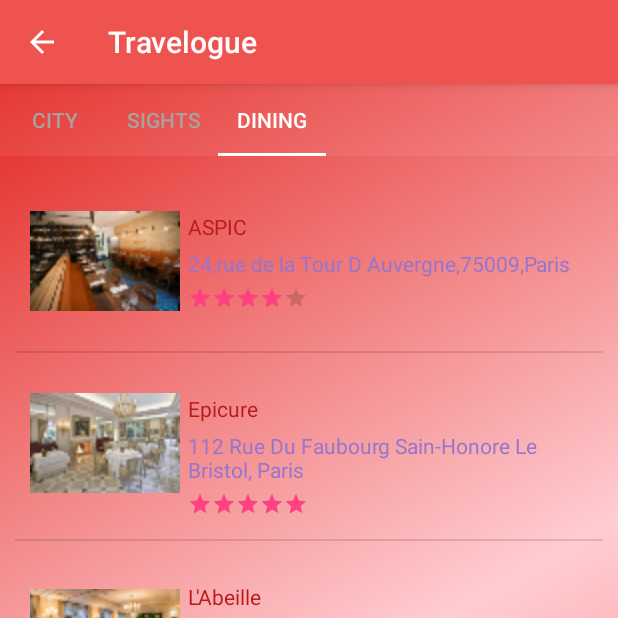
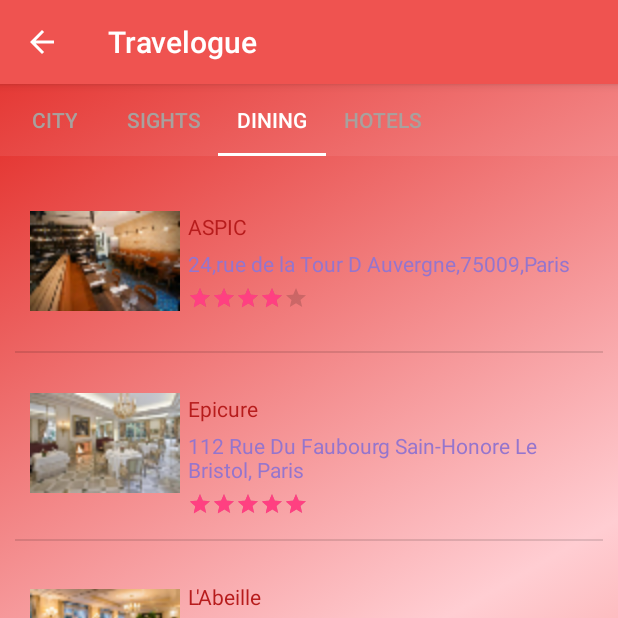
Before and after one commit to hennasingh/myTourGuide, an Android app: the CityActivity screen opened directly, with no data from a screen before it, tab 3 chosen, on a phone screen of 412 x 824 dp, the top half of it. Run offline under Robolectric (Android 15) with nearby library versions, the phone set to English and light mode, and no system bars; 3 statements that could not run were skipped.

Commit message:
added hotelfragment and changes to main layout

```diff
--- a/app/src/main/java/artist/web/mytourguide/adapters/FragmentAdapter.java
+++ b/app/src/main/java/artist/web/mytourguide/adapters/FragmentAdapter.java
@@ -7,6 +7,7 @@ import android.support.v4.app.FragmentPagerAdapter;
 
 import artist.web.mytourguide.fragments.CityFragment;
 import artist.web.mytourguide.fragments.DiningFragment;
+import artist.web.mytourguide.fragments.HotelFragment;
 import artist.web.mytourguide.fragments.SightsFragment;
 
 /**
@@ -15,9 +16,9 @@ import artist.web.mytourguide.fragments.SightsFragment;
 
 public class FragmentAdapter extends FragmentPagerAdapter {
 
-     private int pageCount =3;
+     private int pageCount =4;
      private Context context;
-     private String tabTitles[]= {"City","Sights","Dining"};
+     private String tabTitles[]= {"City","Sights","Dining","Hotels"};
 
      public FragmentAdapter (FragmentManager fm, Context context) {
         super(fm);
@@ -36,6 +37,9 @@ public class FragmentAdapter extends FragmentPagerAdapter {
                 break;
             case 2:
                 fragment =  new DiningFragment();
+                break;
+            case 3:
+                fragment =  new HotelFragment();
                 break;
             default:
                 fragment = new CityFragment();
@@ -56,9 +60,10 @@ public class FragmentAdapter extends FragmentPagerAdapter {
             return tabTitles[0];
         } else if (position == 1) {
             return tabTitles[1];
-        } else {
+        } else if (position== 2){
             return tabTitles[2];
-        }
+        }else
+            return tabTitles[3];
     }
 
 }
--- /dev/null
+++ b/app/src/main/java/artist/web/mytourguide/fragments/HotelFragment.java
@@ -0,0 +1,53 @@
+package artist.web.mytourguide.fragments;
+
+
+import android.os.Bundle;
+import android.support.v4.app.Fragment;
+import android.view.LayoutInflater;
+import android.view.View;
+import android.view.ViewGroup;
+import android.widget.ListView;
+
+import artist.web.mytourguide.R;
+import artist.web.mytourguide.adapters.PlacesAdapter;
+
+import static artist.web.mytourguide.MainActivity.dineGoa;
+import static artist.web.mytourguide.MainActivity.dineParis;
+
+/**
+ * A simple {@link Fragment} subclass.
+ */
+public class HotelFragment extends Fragment {
+
+    private static final String LOG_TAG = "DiningFragment";
+    private View view;
+    private String mSelectedCity;
+    private ListView mListView;
+    private PlacesAdapter placesAdapter;
+
+    @Override
+    public View onCreateView(LayoutInflater inflater, ViewGroup container,
+                             Bundle savedInstanceState) {
+        // Inflate view object
+        view = inflater.inflate(R.layout.fragment_sights, container, false);
+
+        // Get Intent Extras
+        if (getActivity().getIntent().getExtras() != null) {
+            Bundle bundle = getActivity().getIntent().getExtras();
+            mSelectedCity = bundle.getString("city");
+        }
+
+        if((mSelectedCity.equals("Kerala"))||(mSelectedCity.equals("Goa"))||(mSelectedCity.equals("Prague"))){
+
+            placesAdapter = new PlacesAdapter(getActivity(),dineGoa);
+
+        }else{
+            placesAdapter = new PlacesAdapter(getActivity(),dineParis);
+        }
+
+        mListView = (ListView)view.findViewById(R.id.listview);
+        mListView.setAdapter(placesAdapter);
+        return view;
+    }
+
+}
```
Also changed, not shown: app/src/main/res/layout/activity_main.xml (+8 -1 lines).
